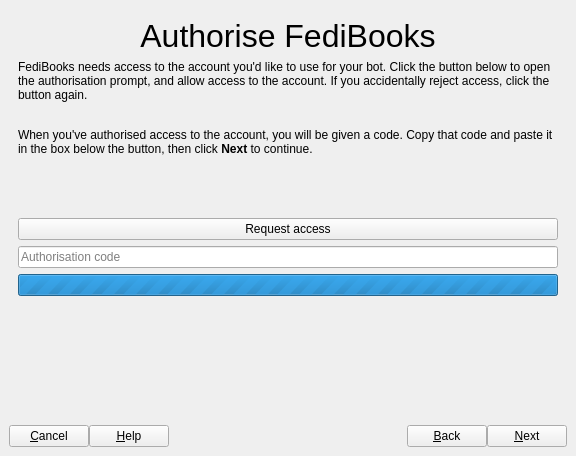
Old version of the form FediBooks/gui/wzd_createbot.ui in the repository Lynnesbian/OldFediBooks.
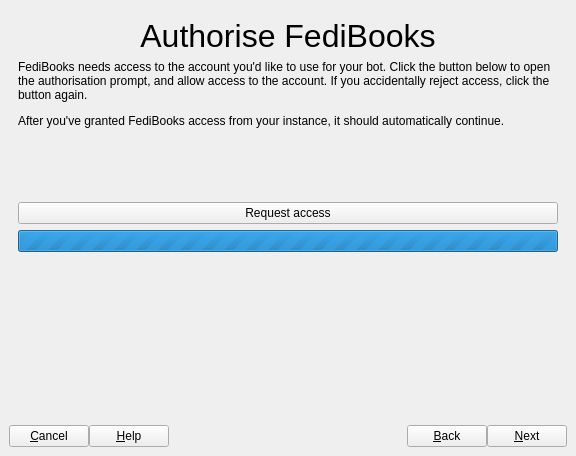
New version of the form. The open tabs and pages were chosen to show the change. Icons and pictures are not drawn.

```diff
--- a/FediBooks/gui/wzd_createbot.ui
+++ b/FediBooks/gui/wzd_createbot.ui
@@ -448,7 +448,7 @@
                  </sizepolicy>
                 </property>
                 <property name="text">
-                 <string>&lt;html&gt;&lt;head/&gt;&lt;body&gt;&lt;p&gt;FediBooks needs access to the account you'd like to use for your bot. Click the button below to open the authorisation prompt, and allow access to the account. If you accidentally reject access, click the button again.&lt;br/&gt;&lt;/p&gt;&lt;p&gt;When you've authorised access to the account, you will be given a code. Copy that code and paste it in the box below the button, then click &lt;span style=&quot; font-weight:600;&quot;&gt;Next&lt;/span&gt; to continue.&lt;/p&gt;&lt;/body&gt;&lt;/html&gt;</string>
+                 <string>&lt;html&gt;&lt;head/&gt;&lt;body&gt;&lt;p&gt;FediBooks needs access to the account you'd like to use for your bot. Click the button below to open the authorisation prompt, and allow access to the account. If you accidentally reject access, click the button again.&lt;/p&gt;&lt;p&gt;After you've granted FediBooks access from your instance, it should automatically continue.&lt;/p&gt;&lt;/body&gt;&lt;/html&gt;</string>
                 </property>
                 <property name="alignment">
                  <set>Qt::AlignLeading|Qt::AlignLeft|Qt::AlignTop</set>
@@ -465,13 +465,6 @@
                 </property>
                </widget>
               </item>
-              <item>
-               <widget class="QLineEdit" name="txt_auth_code">
-                <property name="placeholderText">
-                 <string>Authorisation code</string>
-                </property>
-               </widget>
-              </item>
              </layout>
             </widget>
             <widget class="QWidget" name="username_password">
```
Left out of the diff: 2 changed lines with no effect on the pictures.
